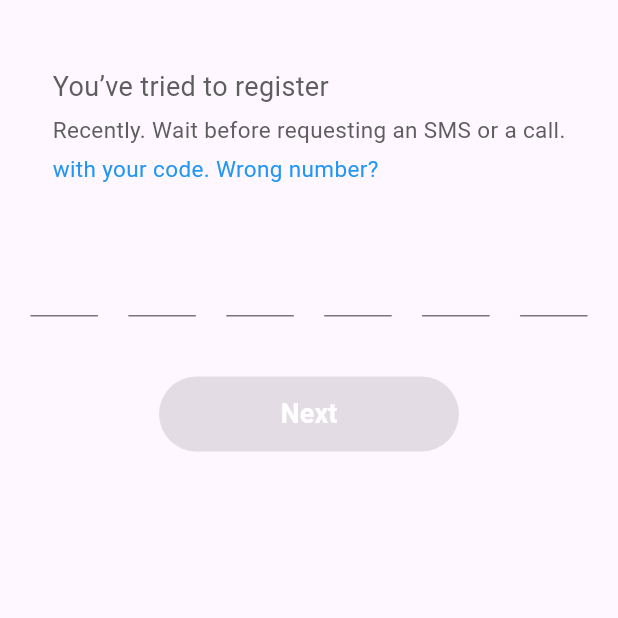
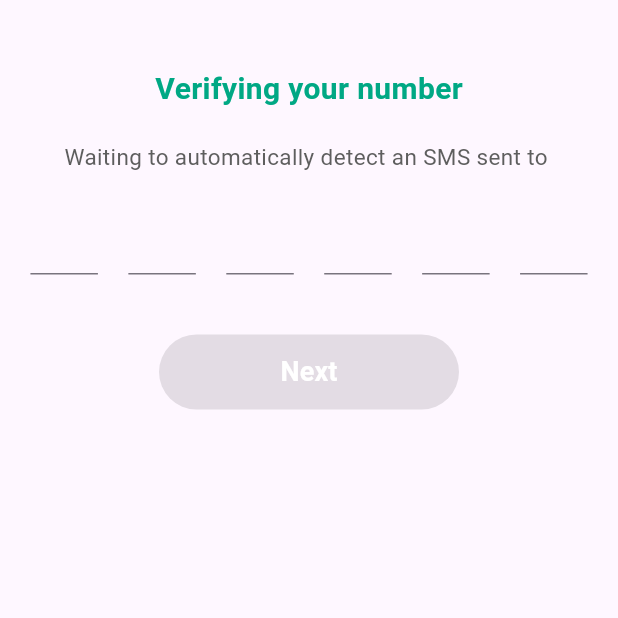
Before and after one commit to ashir227/Whatsapp-Ui, a Flutter app: the Otp screen opened directly with empty values, on a phone screen of 412 x 824 dp, the top half of it. Run offline on Flutter 3.47's test engine with Material 3 defaults, Android fonts, the phone set to English and light mode, and no system bars; our stand-ins replace firebase_auth, firebase_core; accounts and stored records are empty.

Commit message:
Otp scrn

```diff
--- a/lib/Screens/Otp_scr.dart
+++ b/lib/Screens/Otp_scr.dart
@@ -1,6 +1,7 @@
 import 'package:firebase_auth/firebase_auth.dart';
 import 'package:flutter/material.dart';
 import 'package:whatsap/UIhelper/uihelp.dart';
+import 'package:whatsap/login/Profileinfo.dart';
 
 class Otp extends StatefulWidget {
   final String verificationId;
@@ -25,14 +26,14 @@ class _OtpState extends State<Otp> {
   final List<FocusNode> focusNodes = List.generate(
     6,
     (_) => FocusNode(),
-  ); // 🔹 Focus nodes for auto-move
+  ); // 🔹 Added focus nodes
 
   String getOtp() => controllers.map((c) => c.text).join();
 
   @override
   void dispose() {
     for (var c in controllers) c.dispose();
-    for (var f in focusNodes) f.dispose();
+    for (var f in focusNodes) f.dispose(); // 🔹 Dispose focus nodes
     super.dispose();
   }
 
@@ -43,33 +44,19 @@ class _OtpState extends State<Otp> {
         child: Column(
           children: [
             const SizedBox(height: 45),
-            // 🔹 WhatsApp style multi-line text above OTP boxes
-            Padding(
-              padding: const EdgeInsets.symmetric(horizontal: 30),
-              child: Column(
-                crossAxisAlignment: CrossAxisAlignment.start,
-                children: [
-                  UIhelper.customtext(
-                    text:
-                        "You’ve tried to register ${widget.phoneNumber}", // 🔹 Dynamic phone number
-                    height: 18,
-                  ),
-                  const SizedBox(height: 5),
-                  UIhelper.customtext(
-                    text: "Recently. Wait before requesting an SMS or a call.",
-                    height: 15,
-                  ),
-                  const SizedBox(height: 5),
-                  UIhelper.customtext(
-                    text: "with your code. Wrong number?",
-                    height: 15,
-                    color: Colors.blue, // 🔹 Wrong number link style
-                  ),
-                ],
-              ),
+            UIhelper.customtext(
+              text: "Verifying your number",
+              height: 20,
+              color: const Color(0xff00A884),
+              fontweight: FontWeight.w700,
             ),
-            const SizedBox(height: 40),
-            // 🔹 OTP boxes row
+            const SizedBox(height: 20),
+            UIhelper.customtext(
+              text:
+                  "Waiting to automatically detect an SMS sent to ${widget.phoneNumber}",
+              height: 15,
+            ),
+            const SizedBox(height: 20),
             Row(
               mainAxisAlignment: MainAxisAlignment.spaceEvenly,
               children: List.generate(6, (index) {
@@ -84,12 +71,13 @@ class _OtpState extends State<Otp> {
                     decoration: const InputDecoration(counterText: ""),
                     onChanged: (value) {
                       if (value.length == 1 && index < 5) {
-                        focusNodes[index + 1]
-                            .requestFocus(); // 🔹 Auto move next
+                        // 🔹 Move to next box automatically
+                        focusNodes[index + 1].requestFocus();
                       } else if (value.isEmpty && index > 0) {
-                        focusNodes[index - 1]
-                            .requestFocus(); // 🔹 Backspace previous
+                        // 🔹 Backspace moves to previous
+                        focusNodes[index - 1].requestFocus();
                       }
+
                       setState(() {}); // 🔹 Update Next button enabled
                     },
                   ),
@@ -97,16 +85,17 @@ class _OtpState extends State<Otp> {
               }),
             ),
             const SizedBox(height: 40),
-            // 🔹 Next button
             SizedBox(
               width: 200,
               height: 50,
               child: ElevatedButton(
-                onPressed: getOtp().length == 6 ? _verifyOtp : null,
+                onPressed: getOtp().length == 6
+                    ? _verifyOtp
+                    : null, // 🔹 Enable only if 6 digits
                 style: ElevatedButton.styleFrom(
                   backgroundColor: getOtp().length == 6
                       ? const Color(0xff00A884)
-                      : Colors.grey,
+                      : Colors.grey, // 🔹 Change color dynamically
                   shape: RoundedRectangleBorder(
                     borderRadius: BorderRadius.circular(25),
                   ),
@@ -136,8 +125,9 @@ class _OtpState extends State<Otp> {
       await FirebaseAuth.instance.signInWithCredential(credential);
 
       if (!mounted) return;
-      ScaffoldMessenger.of(context).showSnackBar(
-        const SnackBar(content: Text("OTP Verified Successfully")),
+      Navigator.push(
+        context,
+        MaterialPageRoute(builder: (context) => Profile_info()),
       );
     } catch (e) {
       if (!mounted) return;
```
